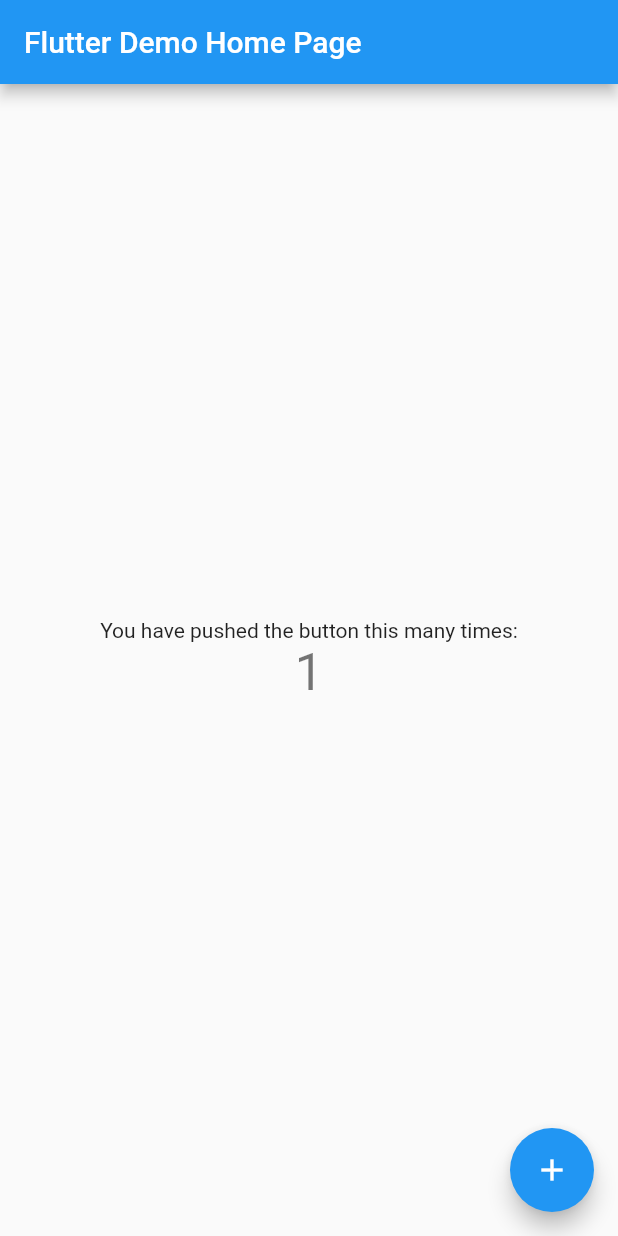
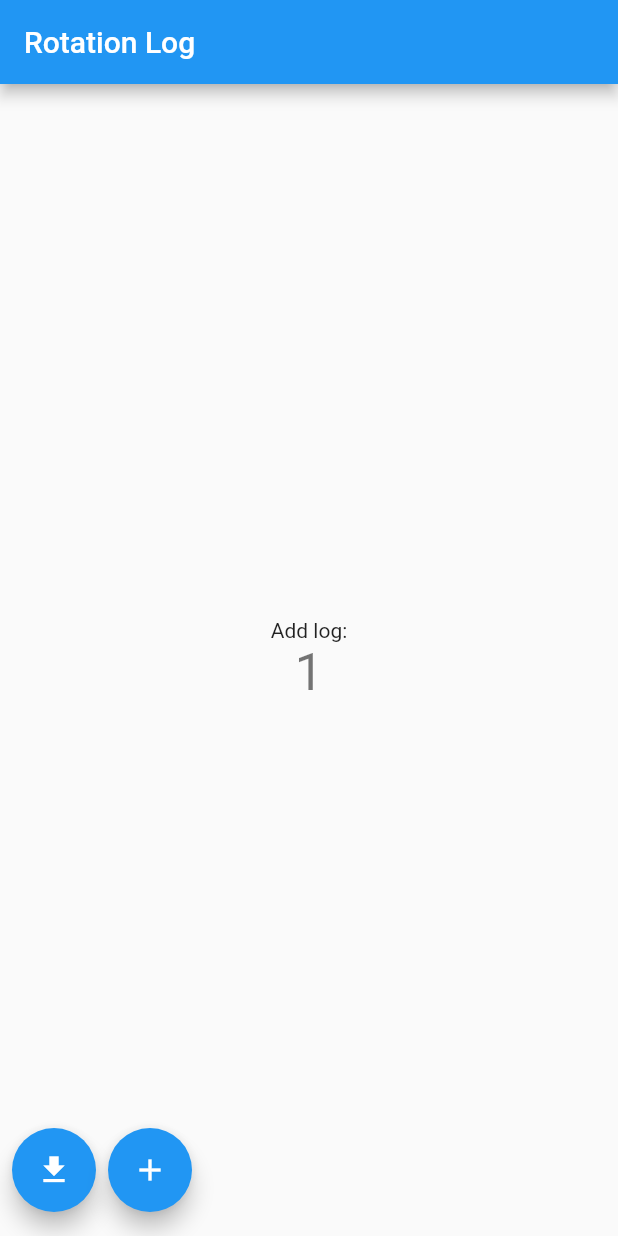
Before and after one commit to ueki-tomohiro/rotation_log, a Flutter app: the screen it shows after launch, after a tap on the "add" icon, on a phone screen of 412 x 824 dp. Run offline on Flutter 3.47's test engine with Material 2 defaults, Android fonts, the phone set to English and light mode, and no system bars; our stand-ins replace clock, open_file.

Commit message:
fix example

```diff
--- a/packages/rotation_log/example/lib/main.dart
+++ b/packages/rotation_log/example/lib/main.dart
@@ -1,46 +1,38 @@
+import 'dart:async';
+
 import 'package:flutter/material.dart';
+import 'package:rotation_log/rotation_log.dart';
+import 'package:open_file/open_file.dart';
 
-void main() {
-  runApp(const MyApp());
+final term = RotationLogTerm.term(RotationLogTermEnum.daily);
+final log = RotationLog(term);
+
+Future main() async {
+  WidgetsFlutterBinding.ensureInitialized();
+
+  await log.init();
+  runZonedGuarded(() async {
+    runApp(const MyApp());
+  }, (error, trace) {
+    log.log(RotationLogLevelEnum.error, error.toString());
+  });
 }
 
 class MyApp extends StatelessWidget {
   const MyApp({Key? key}) : super(key: key);
 
-  // This widget is the root of your application.
   @override
   Widget build(BuildContext context) {
     return MaterialApp(
       title: 'Flutter Demo',
       theme: ThemeData(
-        // This is the theme of your application.
-        //
-        // Try running your application with "flutter run". You'll see the
-        // application has a blue toolbar. Then, without quitting the app, try
-        // changing the primarySwatch below to Colors.green and then invoke
-        // "hot reload" (press "r" in the console where you ran "flutter run",
-        // or simply save your changes to "hot reload" in a Flutter IDE).
-        // Notice that the counter didn't reset back to zero; the application
-        // is not restarted.
         primarySwatch: Colors.blue,
-      ),
-      home: const MyHomePage(title: 'Flutter Demo Home Page'),
-    );
-  }
+      ),home: const MyHomePage(title: 'Rotation Log'),
+    );  }
 }
 
 class MyHomePage extends StatefulWidget {
   const MyHomePage({Key? key, required this.title}) : super(key: key);
-
-  // This widget is the home page of your application. It is stateful, meaning
-  // that it has a State object (defined below) that contains fields that affect
-  // how it looks.
-
-  // This class is the configuration for the state. It holds the values (in this
-  // case the title) provided by the parent (in this case the App widget) and
-  // used by the build method of the State. Fields in a Widget subclass are
-  // always marked "final".
-
   final String title;
 
   @override
@@ -50,53 +42,36 @@ class MyHomePage extends StatefulWidget {
 class _MyHomePageState extends State<MyHomePage> {
   int _counter = 0;
 
-  void _incrementCounter() {
+  void _addLog() {
     setState(() {
-      // This call to setState tells the Flutter framework that something has
-      // changed in this State, which causes it to rerun the build method below
-      // so that the display can reflect the updated values. If we changed
-      // _counter without calling setState(), then the build method would not be
-      // called again, and so nothing would appear to happen.
       _counter++;
+      log.log(_counter % 2 == 0 ? RotationLogLevelEnum.info : RotationLogLevelEnum.error, "message$_counter");
     });
   }
 
-  @override
+  Future _downloadLog() async {
+    final logFile = await log.archiveLog();
+    await OpenFile.open(logFile);
+    await log.init();
+  }
+
+  @override void dispose() async {
+    await log.close();
+    super.dispose();
+  }
+
+    @override
   Widget build(BuildContext context) {
-    // This method is rerun every time setState is called, for instance as done
-    // by the _incrementCounter method above.
-    //
-    // The Flutter framework has been optimized to make rerunning build methods
-    // fast, so that you can just rebuild anything that needs updating rather
-    // than having to individually change instances of widgets.
     return Scaffold(
       appBar: AppBar(
-        // Here we take the value from the MyHomePage object that was created by
-        // the App.build method, and use it to set our appbar title.
         title: Text(widget.title),
       ),
       body: Center(
-        // Center is a layout widget. It takes a single child and positions it
-        // in the middle of the parent.
         child: Column(
-          // Column is also a layout widget. It takes a list of children and
-          // arranges them vertically. By default, it sizes itself to fit its
-          // children horizontally, and tries to be as tall as its parent.
-          //
-          // Invoke "debug painting" (press "p" in the console, choose the
-          // "Toggle Debug Paint" action from the Flutter Inspector in Android
-          // Studio, or the "Toggle Debug Paint" command in Visual Studio Code)
-          // to see the wireframe for each widget.
-          //
-          // Column has various properties to control how it sizes itself and
-          // how it positions its children. Here we use mainAxisAlignment to
-          // center the children vertically; the main axis here is the vertical
-          // axis because Columns are vertical (the cross axis would be
-          // horizontal).
           mainAxisAlignment: MainAxisAlignment.center,
           children: <Widget>[
             const Text(
-              'You have pushed the button this many times:',
+              'Add log:',
             ),
             Text(
               '$_counter',
@@ -105,11 +80,26 @@ class _MyHomePageState extends State<MyHomePage> {
           ],
         ),
       ),
-      floatingActionButton: FloatingActionButton(
-        onPressed: _incrementCounter,
-        tooltip: 'Increment',
-        child: const Icon(Icons.add),
-      ), // This trailing comma makes auto-formatting nicer for build methods.
+      floatingActionButton:
+      Container(
+        margin: const EdgeInsets.only(left: 24),
+        child: Row(
+          children: [
+            FloatingActionButton(
+              onPressed: _downloadLog,
+              tooltip: 'Download',
+              child: const Icon(Icons.download),
+            ),
+            const SizedBox(width: 8,),
+            FloatingActionButton(
+              onPressed: _addLog,
+              tooltip: 'Add log',
+              child: const Icon(Icons.add),
+            ),
+          ],
+        ),
+      )
+
     );
   }
 }
--- a/packages/rotation_log/example/pubspec.yaml
+++ b/packages/rotation_log/example/pubspec.yaml
@@ -9,6 +9,7 @@ dependencies:
   flutter:
     sdk: flutter
   cupertino_icons: ^1.0.2
+  open_file: ^3.2.1
   rotation_log:
     path: ../
 
```
Also changed, not shown: packages/rotation_log/example/pubspec.lock, 7 other files.
